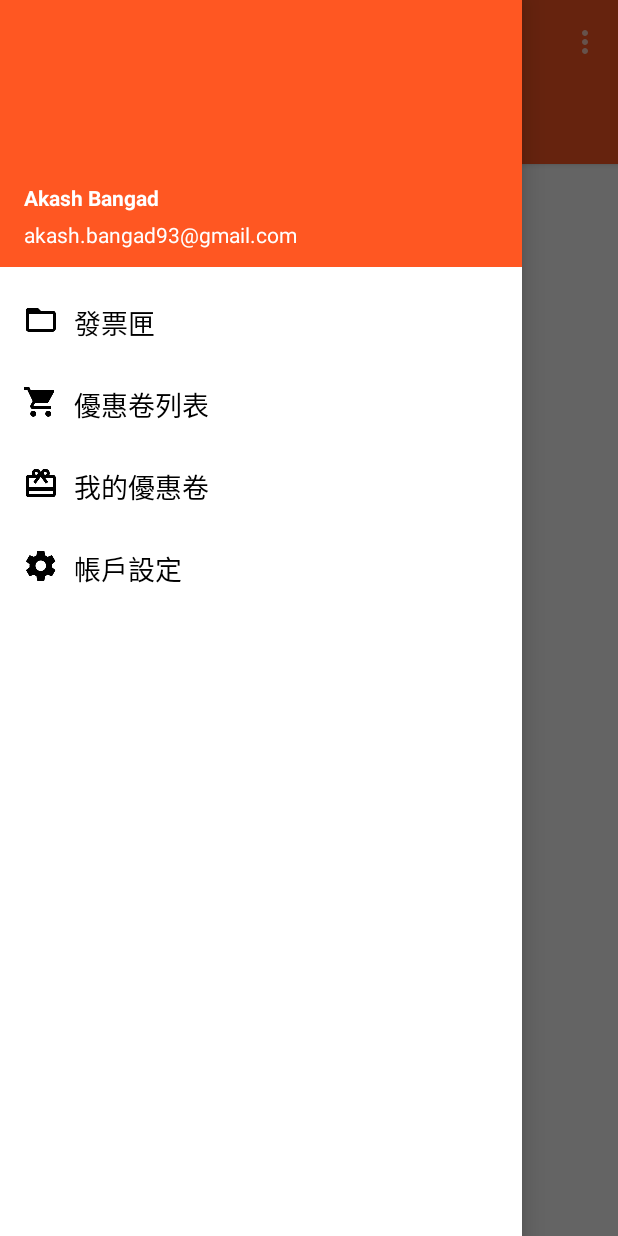
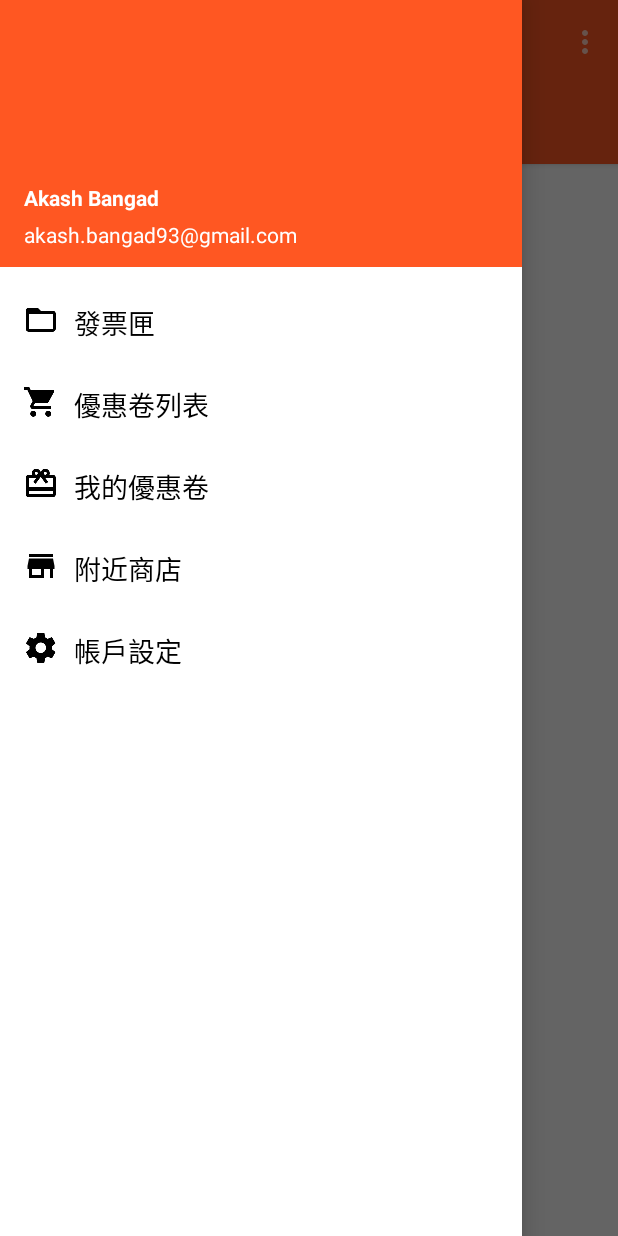
Before and after one commit to scott108/Bonus-Android, an Android app: the MainActivity screen opened directly, with no data from a screen before it, with the side drawer open, on a phone screen of 412 x 824 dp. Run offline under Robolectric (Android 15) with nearby library versions, the phone set to English and light mode, and no system bars; 5 statements that could not run were skipped.

Commit message:
Add store icon and modify the font color of sliding tab

```diff
--- a/app/src/main/java/com/example/scott/bonus/MainActivity.java
+++ b/app/src/main/java/com/example/scott/bonus/MainActivity.java
@@ -10,11 +10,9 @@ import android.nfc.NfcAdapter;
 import android.nfc.NfcEvent;
 import android.os.Bundle;
 import android.os.Parcelable;
-import android.support.annotation.NonNull;
 import android.support.v4.app.Fragment;
 import android.support.v4.app.FragmentManager;
 import android.support.v4.app.FragmentTransaction;
-import android.support.v4.view.ViewPager;
 import android.support.v4.widget.DrawerLayout;
 import android.support.v7.app.ActionBarActivity;
 import android.support.v7.app.ActionBarDrawerToggle;
@@ -34,8 +32,6 @@ import com.example.scott.bonus.fragment.InvoiceFragment;
 import com.example.scott.bonus.fragment.UserFragment;
 import com.example.scott.bonus.fragmentcontrol.CouponFragmentControl;
 import com.example.scott.bonus.fragmentcontrol.InvoiceFragmentControl;
-import com.example.scott.bonus.fragmentcontrol.viewpageradapter.ViewPagerAdapter;
-import com.example.scott.bonus.slidingtab.SlidingTabLayout;
 import com.example.scott.bonus.sqlite.doa.InvoiceDAO;
 import com.example.scott.bonus.sqlite.doa.InvoiceGoodsDAO;
 import com.example.scott.bonus.sqlite.entity.InvoiceGoodsItem;
@@ -434,21 +430,21 @@ public class MainActivity extends ActionBarActivity implements CreateNdefMessage
 
                     nextFragment(couponFragment);
                     title.setText("優惠卷列表");
-                    toolbar.setElevation(4);
+                    toolbar.setElevation(8);
                     System.out.println("Click coupon menu");
                     break;
                 case R.id.my_coupon_menu_btn:
                     userFragment = new UserFragment();
                     nextFragment(userFragment);
                     title.setText("我的優惠卷");
-                    toolbar.setElevation(4);
+                    toolbar.setElevation(8);
                     System.out.println("Click my coupon menu");
                     break;
                 case R.id.my_acount_menu_btn:
                     userFragment = new UserFragment();
                     nextFragment(userFragment);
                     title.setText("帳戶設定");
-                    toolbar.setElevation(4);
+                    toolbar.setElevation(8);
                     System.out.println("Click my account menu");
                     break;
                 default:
--- a/app/src/main/res/color/selector.xml
+++ b/app/src/main/res/color/selector.xml
@@ -3,5 +3,5 @@
     <item android:state_selected="true" android:color="@android:color/white" />
     <item android:state_focused="true" android:color="@android:color/white" />
     <item android:state_pressed="true" android:color="@android:color/white" />
-    <item android:color="#8a140e" />
+    <item android:color="#A42D00" />
 </selector>
--- a/app/src/main/res/layout/drawer_menu.xml
+++ b/app/src/main/res/layout/drawer_menu.xml
@@ -89,6 +89,31 @@
         android:focusable="true"
         android:orientation="horizontal"
         android:padding="15dp"
+        android:id="@+id/map_menu_btn">
+
+        <ImageView
+            android:layout_width="wrap_content"
+            android:layout_height="wrap_content"
+            android:background="@drawable/ic_store_black_24dp"/>
+
+        <TextView
+            android:layout_width="wrap_content"
+            android:layout_height="match_parent"
+            android:layout_marginLeft="10dp"
+            android:gravity="center_vertical"
+            android:text="附近商店"
+            android:textAppearance="?android:attr/textAppearanceMedium"
+            android:textColor="#000"/>
+    </LinearLayout>
+
+    <LinearLayout
+        android:layout_width="match_parent"
+        android:layout_height="wrap_content"
+        android:background="?attr/selectableItemBackground"
+        android:clickable="true"
+        android:focusable="true"
+        android:orientation="horizontal"
+        android:padding="15dp"
         android:id="@+id/my_acount_menu_btn">
 
         <ImageView
--- a/app/src/main/res/layout/fragment_coupon.xml
+++ b/app/src/main/res/layout/fragment_coupon.xml
@@ -6,11 +6,9 @@
         android:id="@+id/list"
         android:layout_width="match_parent"
         android:layout_height="match_parent"
-
         android:paddingBottom="@dimen/activity_vertical_margin"
         android:paddingLeft="@dimen/activity_horizontal_margin"
         android:paddingRight="@dimen/activity_horizontal_margin"
-        android:paddingTop="@dimen/activity_horizontal_margin"
+        android:paddingTop="@dimen/activity_vertical_margin"
         />
-
 </LinearLayout>
```
Also changed, not shown: app/src/main/java/com/example/scott/bonus/fragment/InvoiceFragment.java (+0 -7 lines), app/src/main/res/drawable-hdpi/ic_store_black_24dp.png (added), app/src/main/res/drawable-mdpi/ic_store_black_24dp.png (added), app/src/main/res/drawable-xhdpi/ic_store_black_24dp.png (added), app/src/main/res/drawable-xxhdpi/ic_store_black_24dp.png (added), app/src/main/res/drawable-xxxhdpi/ic_store_black_24dp.png (added).
